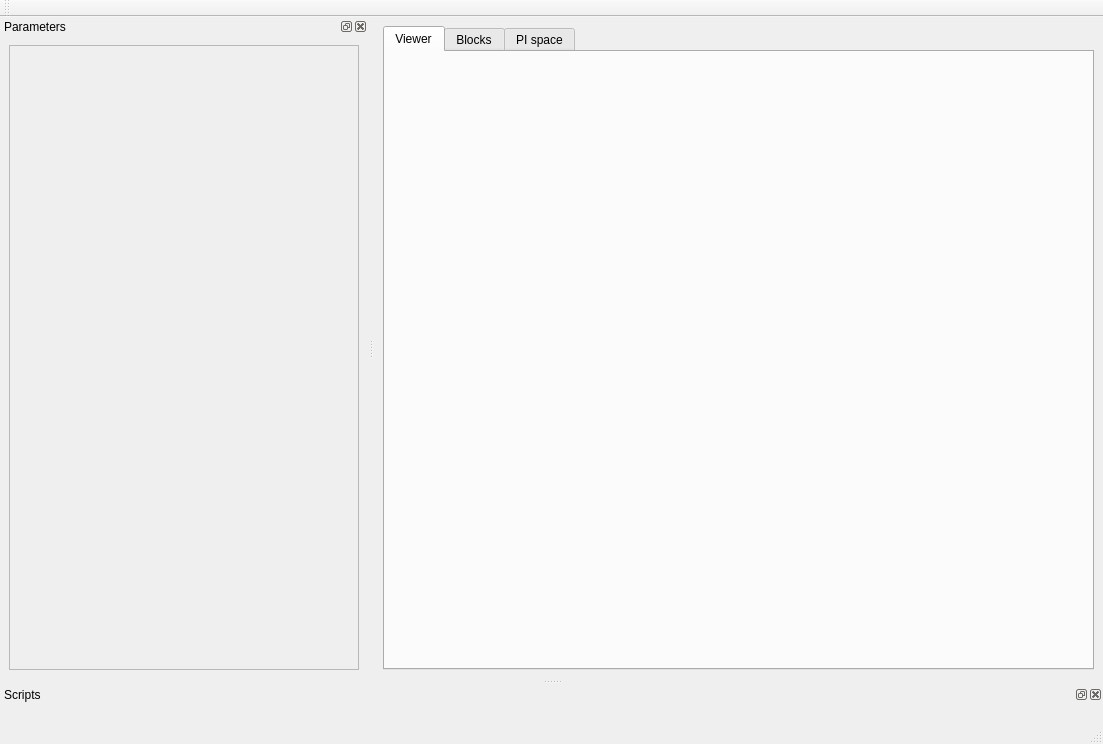
Above: gui-tools/src/gpviewer/mainwindow.ui from mpelcat/GPStudio before the change. Below: the same form after it.
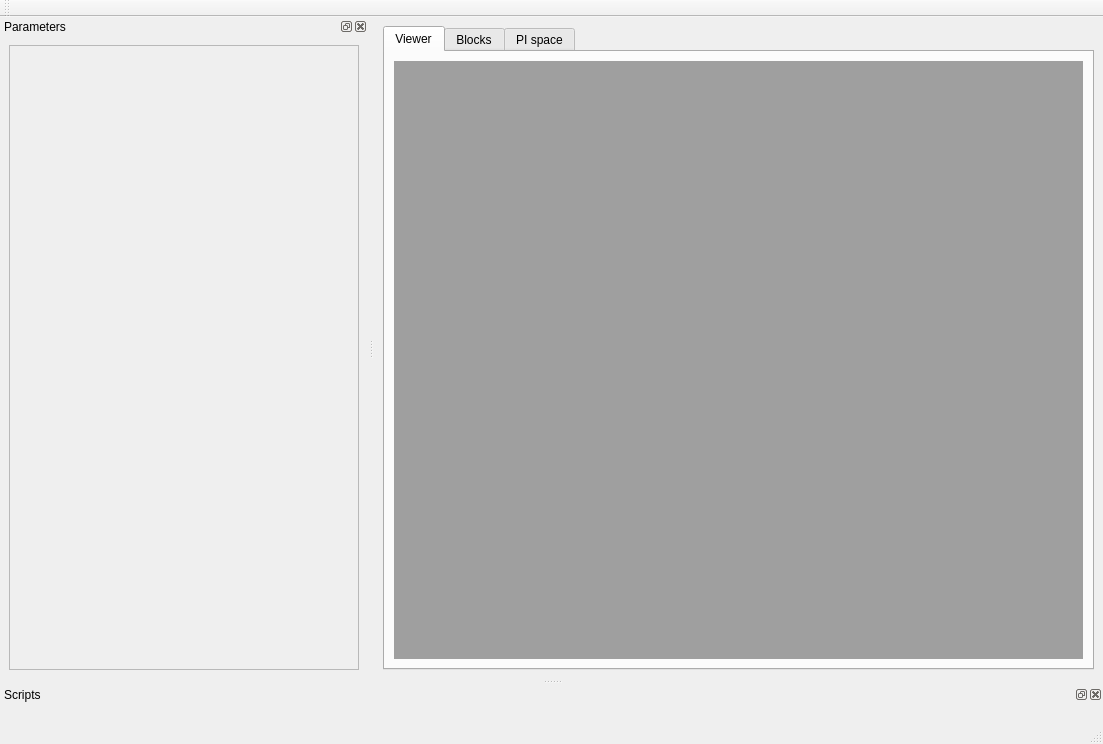
That is the form after the change. The open tabs and pages were chosen to show the change. Icons and pictures are not drawn. Custom widgets are drawn as their Qt base class.

```diff
--- a/gui-tools/src/gpviewer/mainwindow.ui
+++ b/gui-tools/src/gpviewer/mainwindow.ui
@@ -26,7 +26,20 @@
        </attribute>
        <layout class="QVBoxLayout" name="verticalLayout_4">
         <item>
-         <layout class="QGridLayout" name="viewerLayout"/>
+         <widget class="QMdiArea" name="mdiArea">
+          <property name="activationOrder">
+           <enum>QMdiArea::CreationOrder</enum>
+          </property>
+          <property name="tabsClosable">
+           <bool>true</bool>
+          </property>
+          <property name="tabsMovable">
+           <bool>true</bool>
+          </property>
+          <property name="tabPosition">
+           <enum>QTabWidget::South</enum>
+          </property>
+         </widget>
         </item>
        </layout>
       </widget>
```
Left out of the diff: 6 changed lines with no effect on the pictures.
